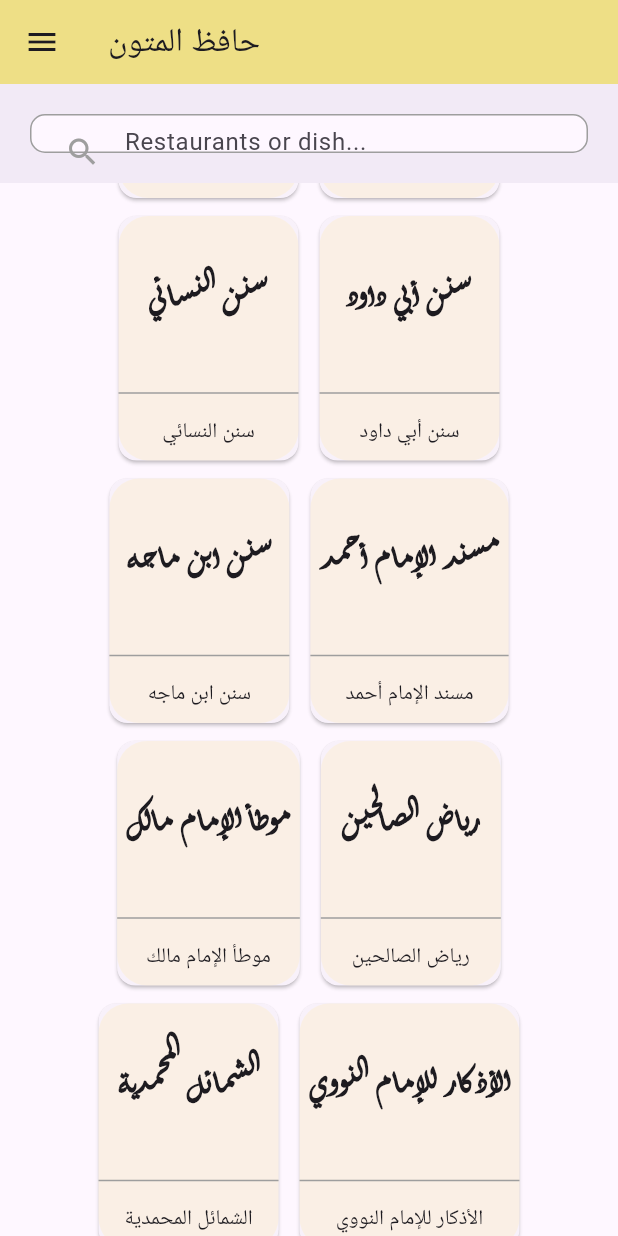
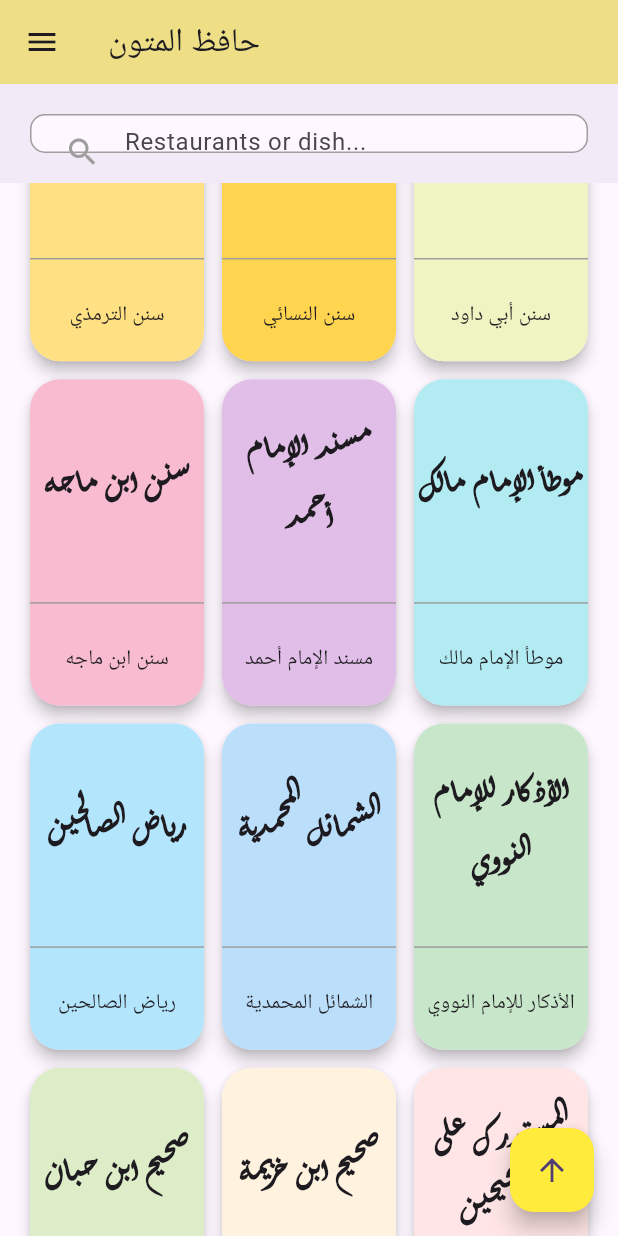
Before and after one commit to mostafamido196/Hafez-Elmetoon, a Flutter app: the screen it shows after launch, scrolled down 576 dp, after a tap on the "menu" icon, on a phone screen of 412 x 824 dp. Run offline on Flutter 3.47's test engine with Material 3 defaults, Android fonts, the light colour scheme and no system bars; our stand-ins replace flutter_riverpod.

Commit message:
main version

```diff
--- a/lib/Widgets/sliver_app_bar.dart
+++ b/lib/Widgets/sliver_app_bar.dart
@@ -19,9 +19,17 @@ class SliverAppBarBldr extends StatelessWidget {
           fit: StackFit.expand,
           children: [
             // Background image
-            const Image(
-              image: AssetImage('assets/Images/yellow.jpeg'),
-              fit: BoxFit.cover,
+            Container(
+              // margin: EdgeInsets.only(right: 16.0,left: 16.0,top: 64.0,),  // Adjust the margin as needed
+              decoration: BoxDecoration(
+                borderRadius: BorderRadius.circular(32.0),  // Adjust the radius as needed
+                image: DecorationImage(
+                  image: AssetImage('assets/Images/yellow.jpeg'),
+                  fit: BoxFit.cover,
+                ),
+              ),
+              width: double.infinity,  // You can adjust width if needed
+              height: 200.0,  // You can adjust the height as needed
             ),
             // Overlayed text
             Center(
--- a/lib/Widgets/sliver_list.dart
+++ b/lib/Widgets/sliver_list.dart
@@ -1,19 +1,17 @@
 import 'package:flutter/material.dart';
 
 import '../constants.dart';
-
-class SliverListBldr extends StatelessWidget {
-  SliverListBldr({
-    Key? key,
-  }) : super(key: key);
+class SliverListBldr extends StatefulWidget {
+  SliverListBldr({Key? key}) : super(key: key);
 
   @override
-  Widget build(BuildContext context) {
-    return SliverPadding(
-      padding: EdgeInsets.symmetric(horizontal: 10),
-      sliver: _SliverGrid(context),
-    );
+  _SliverListBldrState createState() => _SliverListBldrState();
 }
+
+class _SliverListBldrState extends State<SliverListBldr>
+    with SingleTickerProviderStateMixin {
+  late AnimationController _animationController;
+
   final List<String> titles = [
     "صحيح البخاري",
     "صحيح مسلم",
@@ -37,72 +35,136 @@ class SliverListBldr extends StatelessWidget {
     "المصنف لعبد الرزاق",
   ];
 
+  final List<Color> bookBackgrounds = [
+    const Color(0xFFFFF8E1),
+    const Color(0xFFFFECB3),
+    const Color(0xFFFFE0B2),
+    const Color(0xFFFFE082),
+    const Color(0xFFFFD54F),
+    const Color(0xFFF0F4C3),
+    const Color(0xFFF8BBD0),
+    const Color(0xFFE1BEE7),
+    const Color(0xFFB2EBF2),
+    const Color(0xFFB3E5FC),
+    const Color(0xFFBBDEFB),
+    const Color(0xFFC8E6C9),
+    const Color(0xFFDCEDC8),
+    const Color(0xFFFFF3E0),
+    const Color(0xFFFFE5E5),
+  ];
 
-  Widget _SliverGrid(BuildContext context) {
-    return SliverToBoxAdapter(
-      child: Align(
-        alignment: Alignment.center,
-        child: Wrap(
-          alignment: WrapAlignment.center,
-          spacing: 6,
-          runSpacing: 4,
-          children: titles.map((title) {
-            return _ItemBookName(context, title); // Pass the title parameter
-          }).toList(),
+  @override
+  void initState() {
+    super.initState();
+    _animationController = AnimationController(
+      vsync: this,
+      duration: const Duration(milliseconds: 1500),
+    );
+    Future.delayed(Duration(milliseconds: 200), () {
+      _animationController.forward();
+    });
+  }
+
+  @override
+  void dispose() {
+    _animationController.dispose();
+    super.dispose();
+  }
+
+  @override
+  Widget build(BuildContext context) {
+    return SliverPadding(
+      padding: EdgeInsets.symmetric(horizontal: 16),
+      sliver: SliverGrid(
+        gridDelegate: SliverGridDelegateWithFixedCrossAxisCount(
+          crossAxisCount: 3,
+          childAspectRatio: 0.55,
+          crossAxisSpacing: 4,
+          mainAxisSpacing: 4,
+        ),
+        delegate: SliverChildBuilderDelegate(
+              (BuildContext context, int index) {
+            // Calculate staggered animation delay based on index
+            final Animation<double> animation = CurvedAnimation(
+              parent: _animationController,
+              curve: Interval(
+                (index / titles.length) * 0.5, // Stagger over first 50% of total duration
+                (index / titles.length) * 0.5 + 0.5, // End at different times
+                curve: Curves.easeOutCubic,
+              ),
+            );
+
+            return AnimatedBuilder(
+              animation: animation,
+              builder: (context, child) {
+                return Transform.translate(
+                  offset: Offset(0, 50 * (1 - animation.value)),
+                  child: Opacity(
+                    opacity: animation.value,
+                    child: child,
+                  ),
+                );
+              },
+              child: _ItemBookName(
+                context,
+                titles[index],
+                bookBackgrounds[index % bookBackgrounds.length],
+              ),
+            );
+          },
+          childCount: titles.length,
         ),
       ),
     );
   }
 
-  Widget _ItemBookName(BuildContext context, String title) {
-    return IntrinsicWidth(
-      // This helps with wrapping content width
-      child: Card(
+  Widget _ItemBookName(BuildContext context, String title, Color bookBackground) {
+    return Card(
+      elevation: 4,
+      shape: RoundedRectangleBorder(borderRadius: kBorderRadius),
       child: Container(
-          constraints: BoxConstraints(
-            minWidth: 120, // Minimum width to prevent too narrow items
-            maxWidth: 200, // Maximum width to prevent too wide items
-          ),
         decoration: BoxDecoration(
           borderRadius: kBorderRadius,
-            color: Colors.amber[100]?.withOpacity(0.3),
+          color: bookBackground,
         ),
         child: Column(
-            mainAxisSize: MainAxisSize.min,
           children: [
-              Padding(
-                padding: EdgeInsets.symmetric(vertical: 32.0, horizontal: 6.0),
-                child: Expanded(
+            Expanded(
+              flex: 7,
+              child: Padding(
+                padding: EdgeInsets.symmetric(vertical: 16.0, horizontal: 2.0),
+                child: Center(
                   child: Text(
                     title,
-                  // maxLines: 1,
-                  // overflow: TextOverflow.ellipsis,
-                      textAlign: TextAlign.center, // Center text alignment
+                    textAlign: TextAlign.center,
                     style: TextStyle(
                       fontFamily: 'mtnTitle_aldahabi',
                       fontWeight: FontWeight.bold,
-                      fontSize: 32),
-                )),
+                      fontSize: 32,
+                    ),
+                  ),
+                ),
+              ),
             ),
             Divider(
               color: Colors.grey,
               thickness: 1,
             ),
-              Padding(
-                padding: EdgeInsets.all(8.0),
+            Expanded(
+              flex: 3,
+              child: Padding(
+                padding: EdgeInsets.all(2.0),
                 child: Center(
-                  // Center widget added here
                   child: Text(
                     title,
-                    softWrap: true,
-                    textAlign: TextAlign.center, // Center text alignment
+                    textAlign: TextAlign.center,
+                  ),
                 ),
               ),
             ),
           ],
         ),
       ),
-      ),
     );
   }
 }
--- a/lib/main.dart
+++ b/lib/main.dart
@@ -32,12 +32,48 @@ class MyHomePage extends StatefulWidget {
   State<MyHomePage> createState() => _MyHomePageState();
 }
 
+
 class _MyHomePageState extends State<MyHomePage> {
+  late ScrollController _scrollController;
+  bool _showFAB = false;
+
+  @override
+  void initState() {
+    super.initState();
+    _scrollController = ScrollController();
+    _scrollController.addListener(_scrollListener);
+  }
+
+  void _scrollListener() {
+    if (_scrollController.offset > 100) {
+      if (!_showFAB) setState(() => _showFAB = true);
+    } else {
+      if (_showFAB) setState(() => _showFAB = false);
+    }
+  }
+
+  void _scrollToTop() {
+    _scrollController.animateTo(
+      0.0,
+      duration: const Duration(milliseconds: 1500),
+      curve: Curves.easeOutCubic,
+    );
+  }
+
+  @override
+  void dispose() {
+    _scrollController.removeListener(_scrollListener);
+    _scrollController.dispose();
+    super.dispose();
+  }
+
   @override
   Widget build(BuildContext context) {
     return Scaffold(
-      body: Stack(children: [
+      body: Stack(
+        children: [
           CustomScrollView(
+            controller: _scrollController,
             slivers: [
               const SliverAppBarBldr(),
               const SliverSearch(),
@@ -50,18 +86,29 @@ class _MyHomePageState extends State<MyHomePage> {
             right: 0,
             child: AppBar(
               title: Text('حافظ المتون'),
-            backgroundColor:Colors.yellow.withOpacity(0.6), // Adjust opacity as needed
-            elevation: 20, // Make the AppBar flat
+              backgroundColor: Colors.yellow.withOpacity(0.6),
+              elevation: 20,
               leading: IconButton(
                 icon: Icon(Icons.menu),
-              onPressed: () {
-                // Scaffold.of(context).openDrawer();
-              },
+                onPressed: () {},
               ),
             ),
           ),
-      ],),
-
+        ],
+      ),
+      floatingActionButton: AnimatedSlide(
+        duration: Duration(milliseconds: 300),
+        offset: _showFAB ? Offset.zero : Offset(0, 2),
+        child: AnimatedOpacity(
+          duration: Duration(milliseconds: 300),
+          opacity: _showFAB ? 1.0 : 0.0,
+          child: FloatingActionButton(
+            onPressed: _scrollToTop,
+            child: Icon(Icons.arrow_upward),
+            backgroundColor: Colors.yellow,
+          ),
+        ),
+      ),
     );
   }
 }
```
Lines whose indentation alone changed are shown as unchanged.
